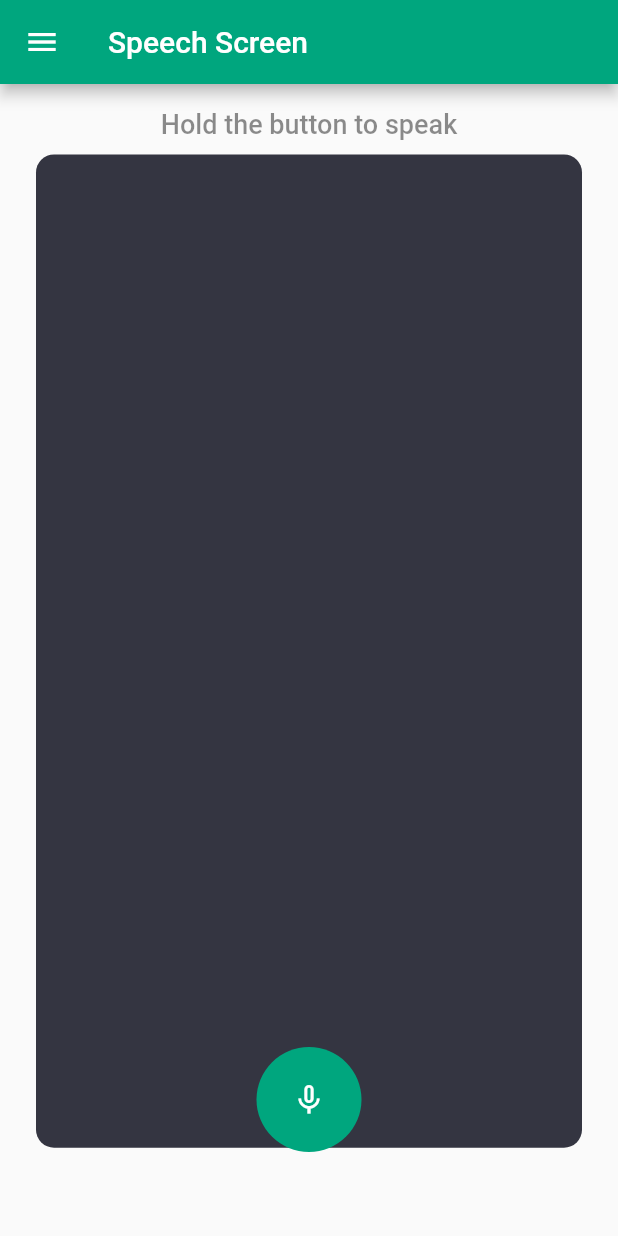
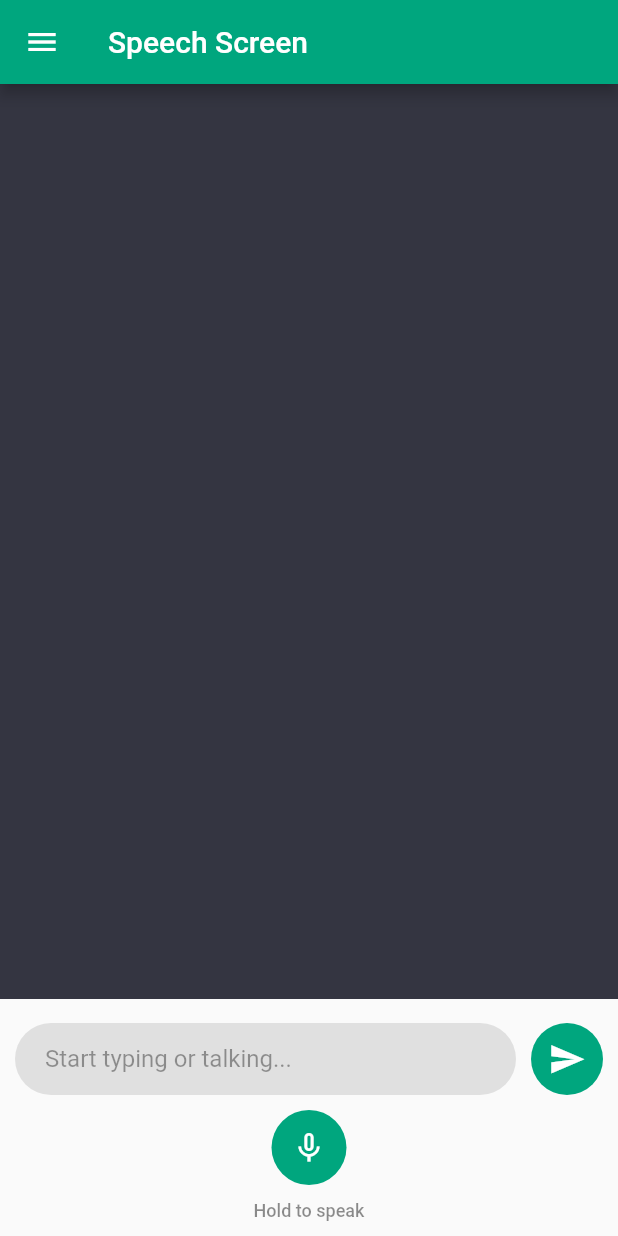
Before and after one commit to leminhduc106/ChatGPT_App---HCMUS, a Flutter app: the SpeechScreen screen opened directly, on a phone screen of 412 x 824 dp. Run offline on Flutter 3.47's test engine with Material 2 defaults, Android fonts, the phone set to English and light mode, and no system bars; drawn by our look-alikes of avatar_glow; our stand-ins replace bloc, equatable, flutter_bloc, speech_to_text.

Commit message:
Refactor: merge chat screen and speech screen into one

```diff
--- a/chatgpt_app/lib/screens/speech_screen.dart
+++ b/chatgpt_app/lib/screens/speech_screen.dart
@@ -1,5 +1,5 @@
 import 'package:avatar_glow/avatar_glow.dart';
-import 'package:chatgpt_app/main.dart';
+import 'package:chatgpt_app/service/api_service.dart';
 import 'package:chatgpt_app/service/constant.dart';
 import 'package:flutter/material.dart';
 import 'package:flutter_bloc/flutter_bloc.dart';
@@ -20,14 +20,14 @@ class _SpeechScreenState extends State<SpeechScreen> {
   var isListening = false;
   var text = 'Hold the button to speak';
   SpeechToText speechToText = SpeechToText();
-  var scrollController = ScrollController();
+  final _scrollController = ScrollController();
+  late bool isLoading;
+  final TextEditingController _textController = TextEditingController();
 
-  scrollMethod() {
-    scrollController.animateTo(
-      scrollController.position.maxScrollExtent,
-      duration: const Duration(milliseconds: 300),
-      curve: Curves.easeOut,
-    );
+  @override
+  void initState() {
+    super.initState();
+    isLoading = false;
   }
 
   @override
@@ -56,19 +56,9 @@ class _SpeechScreenState extends State<SpeechScreen> {
                 ),
                 ListTile(
                   leading: const Icon(Icons.chat),
-                  title: const Text('Chat Screen'),
+                  title: const Text('Chat'),
                   onTap: () {
                     Navigator.popUntil(context, ModalRoute.withName('/'));
-                  },
-                ),
-                ListTile(
-                  leading: const Icon(Icons.mic),
-                  title: const Text('Voice Screen'),
-                  onTap: () {
-                    Navigator.pushReplacement(
-                        context,
-                        MaterialPageRoute(
-                            builder: (context) => const SpeechScreen()));
                   },
                 ),
               ],
@@ -78,8 +68,35 @@ class _SpeechScreenState extends State<SpeechScreen> {
             title: const Text('Speech Screen'),
             backgroundColor: bgColor,
           ),
-          floatingActionButton: AvatarGlow(
-            endRadius: 75,
+          body: BlocProvider(
+            create: (context) => ChatCubit(),
+            child: Column(
+              children: [
+                Expanded(
+                  child: Container(
+                    color: chatBgColor,
+                    child: _buildListMessage(),
+                  ),
+                ),
+                Visibility(
+                    visible: isLoading,
+                    child: const Padding(
+                      padding: EdgeInsets.all(8.0),
+                      child: CircularProgressIndicator(
+                        color: Colors.white,
+                      ),
+                    )),
+                Container(
+                  margin: const EdgeInsets.only(top: 16),
+                  child: Row(
+                    children: [
+                      _buildTextField(),
+                      _buildSendButton(),
+                    ],
+                  ),
+                ),
+                AvatarGlow(
+                  endRadius: 35,
                   animate: isListening,
                   duration: const Duration(milliseconds: 2000),
                   glowColor: bgColor,
@@ -100,6 +117,7 @@ class _SpeechScreenState extends State<SpeechScreen> {
                                 onResult: (result) {
                                   setState(() {
                                     text = result.recognizedWords;
+                                    _textController.text = text;
                                   });
                                 },
                               );
@@ -111,17 +129,10 @@ class _SpeechScreenState extends State<SpeechScreen> {
                             isListening = false;
                           });
                           speechToText.stop();
-
-                    context.read<ChatCubit>().addMessage(
-                          ChatMessage(
-                            text: text,
-                            chatMessageType: ChatMessageType.user,
-                          ),
-                        );
                         },
                         child: CircleAvatar(
                           backgroundColor: bgColor,
-                    radius: 35,
+                          radius: 25,
                           child: Icon(
                             isListening ? Icons.mic : Icons.mic_none,
                             color: Colors.white,
@@ -131,34 +142,15 @@ class _SpeechScreenState extends State<SpeechScreen> {
                     },
                   ),
                 ),
-          floatingActionButtonLocation:
-              FloatingActionButtonLocation.centerFloat,
-          body: Container(
-            padding: const EdgeInsets.symmetric(horizontal: 24, vertical: 16),
-            width: MediaQuery.of(context).size.width,
-            height: MediaQuery.of(context).size.height * 0.88,
-            child: Column(
-              children: [
                 Text(
-                  text,
+                  "Hold to speak",
                   style: TextStyle(
-                    fontSize: 18,
+                    fontSize: 12,
                     color: isListening ? Colors.black54 : Colors.black45,
                     fontWeight: FontWeight.w500,
                   ),
                 ),
                 const SizedBox(height: 10),
-                Expanded(
-                  child: Container(
-                    padding: const EdgeInsets.symmetric(
-                        horizontal: 16, vertical: 16),
-                    decoration: BoxDecoration(
-                      borderRadius: BorderRadius.circular(12),
-                      color: chatBgColor,
-                    ),
-                    child: _buildListMessage(scrollController),
-                  ),
-                )
               ],
             ),
           ),
@@ -166,14 +158,96 @@ class _SpeechScreenState extends State<SpeechScreen> {
       ),
     );
   }
+
+  Widget _buildTextField() {
+    return Expanded(
+      child: Container(
+        margin: const EdgeInsets.only(left: 10, right: 10),
+        decoration: BoxDecoration(
+          color: Colors.grey[300],
+          borderRadius: BorderRadius.circular(30),
+        ),
+        child: TextField(
+          textCapitalization: TextCapitalization.sentences,
+          controller: _textController,
+          style: const TextStyle(color: Colors.black54),
+          decoration: const InputDecoration(
+            hintText: "Start typing or talking...",
+            hintStyle: TextStyle(color: Colors.black38),
+            border: InputBorder.none,
+            contentPadding: EdgeInsets.symmetric(horizontal: 20, vertical: 5),
+          ),
+        ),
+      ),
+    );
   }
 
-Widget _buildListMessage(ScrollController scrollController) {
+  Widget _buildSendButton() {
+    return BlocBuilder<ChatCubit, ChatState>(
+      builder: (context, state) {
+        return Visibility(
+          visible: !isLoading,
+          child: Container(
+            margin: const EdgeInsets.only(right: 10),
+            decoration: BoxDecoration(
+              color: bgColor,
+              borderRadius: BorderRadius.circular(30),
+            ),
+            child: IconButton(
+              icon: const Icon(Icons.send),
+              iconSize: 25,
+              color: Colors.white,
+              onPressed: () {
+                //display user input
+                if (_textController.text.isEmpty) {
+                  ScaffoldMessenger.of(context).showSnackBar(const SnackBar(
+                    content: Text('Please enter a message'),
+                    backgroundColor: Colors.red,
+                  ));
+                  return;
+                }
+                setState(() {
+                  context.read<ChatCubit>().addMessage(ChatMessage(
+                      text: _textController.text,
+                      chatMessageType: ChatMessageType.user));
+                  isLoading = true;
+                });
+                var input = _textController.text;
+                _textController.clear();
+                Future.delayed(const Duration(milliseconds: 50))
+                    .then((value) => _scrollDown());
+
+                // call chatbot api
+                ApiService.generateResponse(input).then((value) {
+                  setState(() {
+                    isLoading = false;
+                    //display chatbot response
+                    context.read<ChatCubit>().addMessage(ChatMessage(
+                        text: value, chatMessageType: ChatMessageType.bot));
+                  });
+                  _textController.clear();
+                  Future.delayed(const Duration(milliseconds: 50))
+                      .then((value) => _scrollDown());
+                });
+              },
+            ),
+          ),
+        );
+      },
+    );
+  }
+
+  void _scrollDown() {
+    _scrollController.animateTo(_scrollController.position.maxScrollExtent,
+        duration: const Duration(milliseconds: 300), curve: Curves.easeOut);
+  }
+
+  Widget _buildListMessage() {
     return BlocBuilder<ChatCubit, ChatState>(
       builder: (context, state) {
         return ListView.builder(
           physics: const BouncingScrollPhysics(),
-        controller: scrollController,
+          controller: _scrollController,
           itemCount: state.messages.length,
           itemBuilder: (context, index) {
             var message = state.messages[index];
@@ -186,3 +260,4 @@ Widget _buildListMessage(ScrollController scrollController) {
       },
     );
   }
+}
```
Also changed, not shown: chatgpt_app/lib/main.dart (+3 -4 lines), chatgpt_app/lib/screens/home_screen.dart (deleted, +0 -209 lines). Lines whose indentation alone changed are shown as unchanged.
